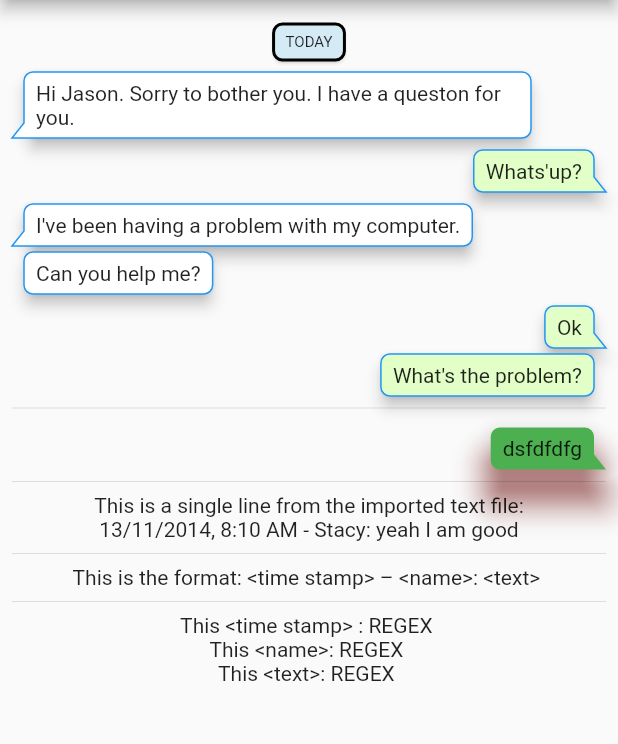
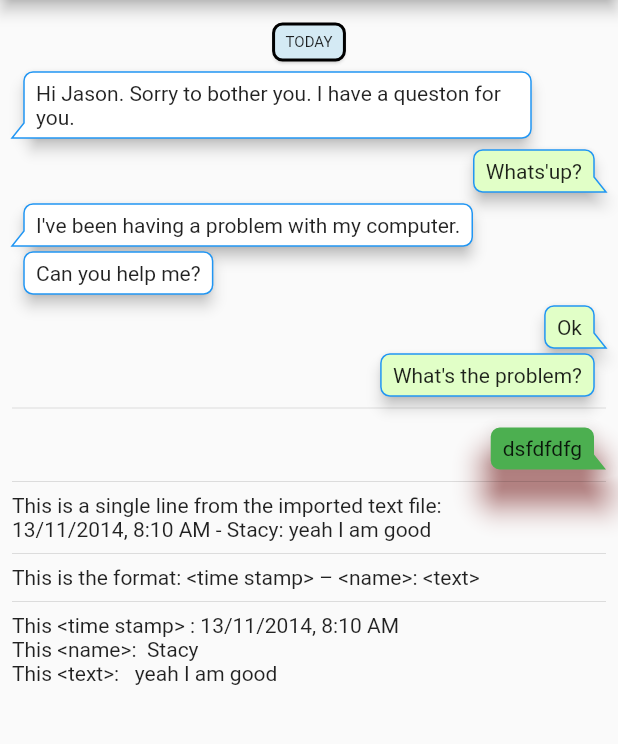
Before and after one commit to maxgdev/whatsapp_chat_viewer, a Flutter app: the screen it shows after launch, after a tap on an icon or button, on a phone screen of 412 x 824 dp, the part 84-828 px from its top. Run offline on Flutter 3.47's test engine with Material 2 defaults, Android fonts, the phone set to English and light mode, and no system bars; drawn by our look-alikes of bubble; our stand-ins replace permission_handler; missing offline and left inert: filesystem_picker.

Commit message:
Used string split method instead of regex in parseLine()

```diff
--- a/lib/chat_details.dart
+++ b/lib/chat_details.dart
@@ -25,6 +25,18 @@ class ChatDetailScreen extends StatelessWidget {
     margin: BubbleEdges.only(top: 8, left: 50),
     alignment: Alignment.topRight,
   );
+
+  parseLine(String txtLine, int index) {
+    var dateToken, restToken, nameToken, textToken;
+    var tokenList;
+    dateToken = txtLine.split("-")[0];
+    restToken = txtLine.split("-")[1];
+    nameToken = restToken.split(":")[0];
+    textToken = restToken.split(":")[1];
+    tokenList = [dateToken, nameToken, textToken];
+    return tokenList[index];
+  }
+
   @override
   Widget build(BuildContext context) {
     //
@@ -100,16 +112,19 @@ class ChatDetailScreen extends StatelessWidget {
               child: const Text('dsfdfdfg'),
             ),
             Divider(),
-            Column(children: [
+            Column(
+              crossAxisAlignment: CrossAxisAlignment.start,
+              children: [
                 Text("This is a single line from the imported text file:"),
                 Text("13/11/2014, 8:10 AM - Stacy: yeah I am good"),
                 Divider(),
                 Text("This is the format: <time stamp> – <name>: <text> "),
                 Divider(),
-                Text("This <time stamp> : REGEX "),
-                Text("This <name>: REGEX "),
-                Text("This <text>: REGEX "),
-               ],
+                Text(
+                    "This <time stamp> : ${parseLine('13/11/2014, 8:10 AM - Stacy: yeah I am good', 0)}"),
+                Text("This <name>: ${parseLine('13/11/2014, 8:10 AM - Stacy: yeah I am good', 1)} "),
+                Text("This <text>:  ${parseLine('13/11/2014, 8:10 AM - Stacy: yeah I am good', 2)}"),
+              ],
             ),
           ],
         ),
```
